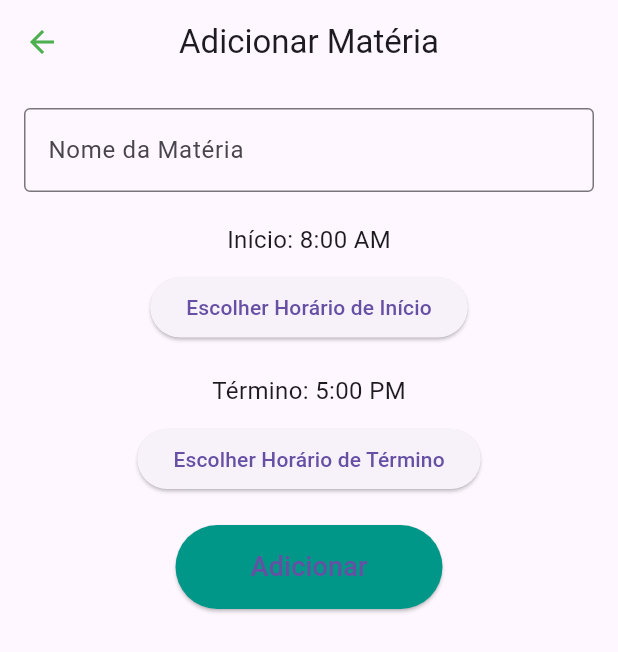
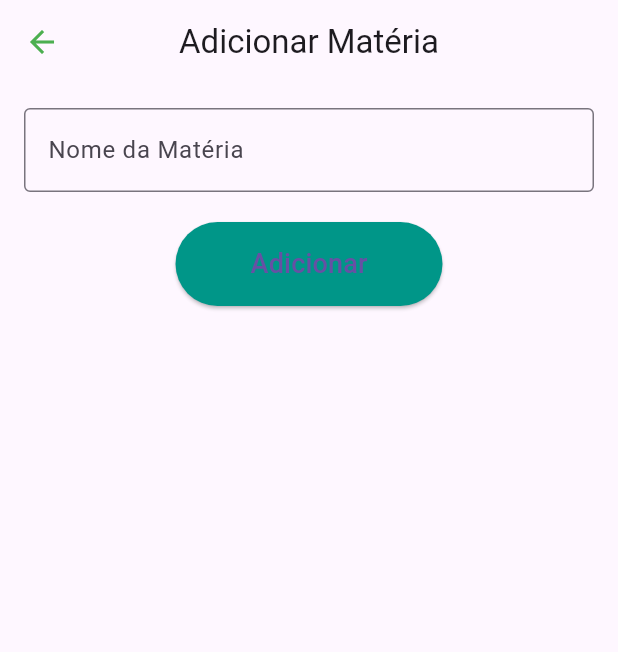
Before and after one commit to victor-monteiro11/sinapse, a Flutter app: the AddMarkerPage screen opened directly, on a phone screen of 412 x 824 dp. Shown: the top 652 px of the screen. Run offline on Flutter 3.47's test engine with Material 3 defaults, Android fonts, the phone set to English and light mode, and no system bars; our stand-ins replace sqflite; accounts and stored records are empty.

```diff
--- a/lib/adicionar_marcadores.dart
+++ b/lib/adicionar_marcadores.dart
@@ -8,31 +8,6 @@ class AddMarkerPage extends StatefulWidget {
 
 class _AddMarkerPageState extends State<AddMarkerPage> {
   final TextEditingController _nomeController = TextEditingController();
-  TimeOfDay _startTime = TimeOfDay(hour: 8, minute: 0);
-  TimeOfDay _endTime = TimeOfDay(hour: 17, minute: 0);
-
-  Future<void> _selectTime(BuildContext context, bool isStart) async {
-    final TimeOfDay? picked = await showTimePicker(
-      context: context,
-      initialTime: isStart ? _startTime : _endTime,
-      builder: (BuildContext context, Widget? child) {
-        return MediaQuery(
-          data: MediaQuery.of(context).copyWith(alwaysUse24HourFormat: true),
-          child: child!,
-        );
-      },
-    );
-
-    if (picked != null && picked != (isStart ? _startTime : _endTime)) {
-      setState(() {
-        if (isStart) {
-          _startTime = picked;
-        } else {
-          _endTime = picked;
-        }
-      });
-    }
-  }
 
   Future<void> _addMateria() async {
     if (_nomeController.text.isEmpty) {
@@ -77,26 +52,6 @@ class _AddMarkerPageState extends State<AddMarkerPage> {
               ),
             ),
             SizedBox(height: 20),
-            Text(
-              'Início: ${_startTime.format(context)}',
-              style: TextStyle(fontSize: 16),
-            ),
-            SizedBox(height: 10),
-            ElevatedButton(
-              onPressed: () => _selectTime(context, true),
-              child: Text('Escolher Horário de Início'),
-            ),
-            SizedBox(height: 20),
-            Text(
-              'Término: ${_endTime.format(context)}',
-              style: TextStyle(fontSize: 16),
-            ),
-            SizedBox(height: 10),
-            ElevatedButton(
-              onPressed: () => _selectTime(context, false),
-              child: Text('Escolher Horário de Término'),
-            ),
-            SizedBox(height: 20),
             ElevatedButton(
               onPressed: _addMateria,
               style: ElevatedButton.styleFrom(
```
